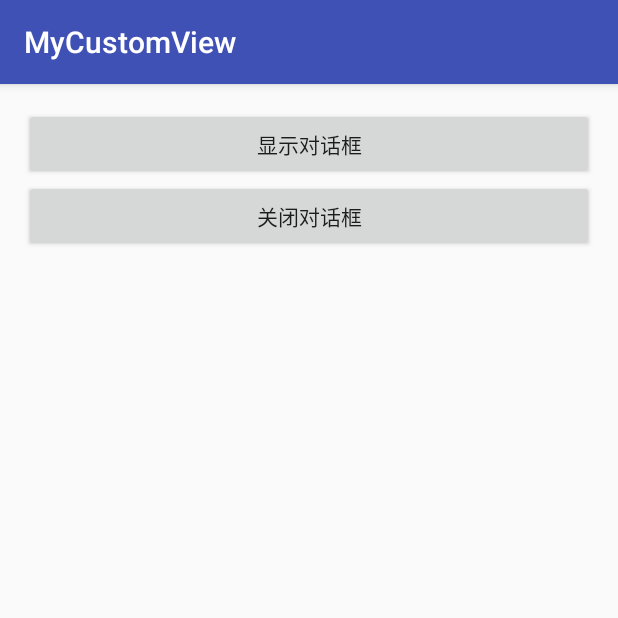
After one commit to 350258655/MyCustomView, an Android app: the LoadingDialogActivity screen opened directly, with no data from a screen before it, on a phone screen of 412 x 824 dp, the top half of it. The commit adds this screen. Run offline under Robolectric (Android 15) with nearby library versions, the phone set to English and light mode, and no system bars.

Commit message:
自定义对话框

```diff
--- a/app/src/main/AndroidManifest.xml
+++ b/app/src/main/AndroidManifest.xml
@@ -30,6 +30,7 @@
 
         <activity android:name=".sliding.SlidingActivity" />
         <activity android:name=".sweep.SweepActivity" />
+        <activity android:name=".loadingdialog.LoadingDialogActivity"></activity>
     </application>
 
 </manifest>
--- a/app/src/main/java/com/example/administrator/mycustomview/MainActivity.java
+++ b/app/src/main/java/com/example/administrator/mycustomview/MainActivity.java
@@ -7,6 +7,7 @@ import android.view.View;
 import android.widget.Button;
 
 import com.example.administrator.mycustomview.floatview.FloatViewActivity;
+import com.example.administrator.mycustomview.loadingdialog.LoadingDialogActivity;
 import com.example.administrator.mycustomview.numberaddsub.NumberAddSubActivity;
 import com.example.administrator.mycustomview.sliding.SlidingActivity;
 import com.example.administrator.mycustomview.spinner.SpinnerActivity;
@@ -32,6 +33,7 @@ public class MainActivity extends AppCompatActivity implements View.OnClickListe
         Button btn_float = (Button) findViewById(R.id.btn_float);
         Button btn_sliding = (Button) findViewById(R.id.btn_sliding);
         Button btn_sweep = (Button) findViewById(R.id.btn_sweep);
+        Button btn_loading_dialog = (Button) findViewById(R.id.btn_loading_dialog);
         btnaddsub.setOnClickListener(this);
         btnwheel.setOnClickListener(this);
         btn_youku.setOnClickListener(this);
@@ -41,6 +43,7 @@ public class MainActivity extends AppCompatActivity implements View.OnClickListe
         btn_float.setOnClickListener(this);
         btn_sliding.setOnClickListener(this);
         btn_sweep.setOnClickListener(this);
+        btn_loading_dialog.setOnClickListener(this);
 
     }
 
@@ -75,6 +78,9 @@ public class MainActivity extends AppCompatActivity implements View.OnClickListe
             case R.id.btn_sweep:
                 startActivity(new Intent(MainActivity.this,SweepActivity.class));
                 break;
+            case R.id.btn_loading_dialog:
+                startActivity(new Intent(MainActivity.this,LoadingDialogActivity.class));
+                break;
         }
     }
 }
--- /dev/null
+++ b/app/src/main/java/com/example/administrator/mycustomview/loadingdialog/LoadingDialogActivity.java
@@ -0,0 +1,38 @@
+package com.example.administrator.mycustomview.loadingdialog;
+
+import android.support.v7.app.AppCompatActivity;
+import android.os.Bundle;
+import android.view.View;
+import android.widget.Button;
+
+import com.example.administrator.mycustomview.R;
+
+public class LoadingDialogActivity extends AppCompatActivity {
+
+    @Override
+    protected void onCreate(Bundle savedInstanceState) {
+        super.onCreate(savedInstanceState);
+        setContentView(R.layout.activity_loading_dialog);
+
+        Button btn_open = (Button) findViewById(R.id.btn_show_dialog);
+        Button btn_close = (Button) findViewById(R.id.btn_close_dialog);
+
+
+        btn_open.setOnClickListener(new View.OnClickListener() {
+            @Override
+            public void onClick(View v) {
+                DialogUtils.show(LoadingDialogActivity.this,"加载中...");
+            }
+        });
+
+
+        btn_close.setOnClickListener(new View.OnClickListener() {
+            @Override
+            public void onClick(View v) {
+                DialogUtils.close();
+            }
+        });
+
+
+    }
+}
--- /dev/null
+++ b/app/src/main/res/drawable/dialog_loading.xml
@@ -0,0 +1,5 @@
+<?xml version="1.0" encoding="utf-8"?>
+<animated-rotate xmlns:android="http://schemas.android.com/apk/res/android"
+    android:drawable="@mipmap/dialog_loading_img"
+    android:pivotX="50%"
+    android:pivotY="50%"/>
--- /dev/null
+++ b/app/src/main/res/layout/activity_loading_dialog.xml
@@ -0,0 +1,25 @@
+<?xml version="1.0" encoding="utf-8"?>
+<LinearLayout xmlns:android="http://schemas.android.com/apk/res/android"
+    xmlns:tools="http://schemas.android.com/tools"
+    android:layout_width="match_parent"
+    android:layout_height="match_parent"
+    android:orientation="vertical"
+    android:paddingBottom="@dimen/activity_vertical_margin"
+    android:paddingLeft="@dimen/activity_horizontal_margin"
+    android:paddingRight="@dimen/activity_horizontal_margin"
+    android:paddingTop="@dimen/activity_vertical_margin"
+    tools:context="com.example.administrator.mycustomview.loadingdialog.LoadingDialogActivity">
+
+    <Button
+        android:id="@+id/btn_show_dialog"
+        android:layout_width="match_parent"
+        android:layout_height="wrap_content"
+        android:text="显示对话框"/>
+
+    <Button
+        android:id="@+id/btn_close_dialog"
+        android:layout_width="match_parent"
+        android:layout_height="wrap_content"
+        android:text="关闭对话框"/>
+
+</LinearLayout>
--- a/app/src/main/res/layout/activity_main.xml
+++ b/app/src/main/res/layout/activity_main.xml
@@ -56,4 +56,9 @@
         android:layout_width="match_parent"
         android:layout_height="wrap_content"
         android:text="滑动删除"/>
+    <Button
+        android:id="@+id/btn_loading_dialog"
+        android:layout_width="match_parent"
+        android:layout_height="wrap_content"
+        android:text="加载对话框"/>
 </LinearLayout>
```
Also changed, not shown: app/src/main/java/com/example/administrator/mycustomview/loadingdialog/DialogUtils.java (added, +63 -0 lines), app/src/main/res/layout/dialog_loading.xml (added, +37 -0 lines), app/src/main/res/values/styles.xml (+17 -0 lines), app/src/main/res/drawable-640dpi/loading_bg.9.png (added), app/src/main/res/mipmap-xxhdpi/dialog_loading_img.png (added).
